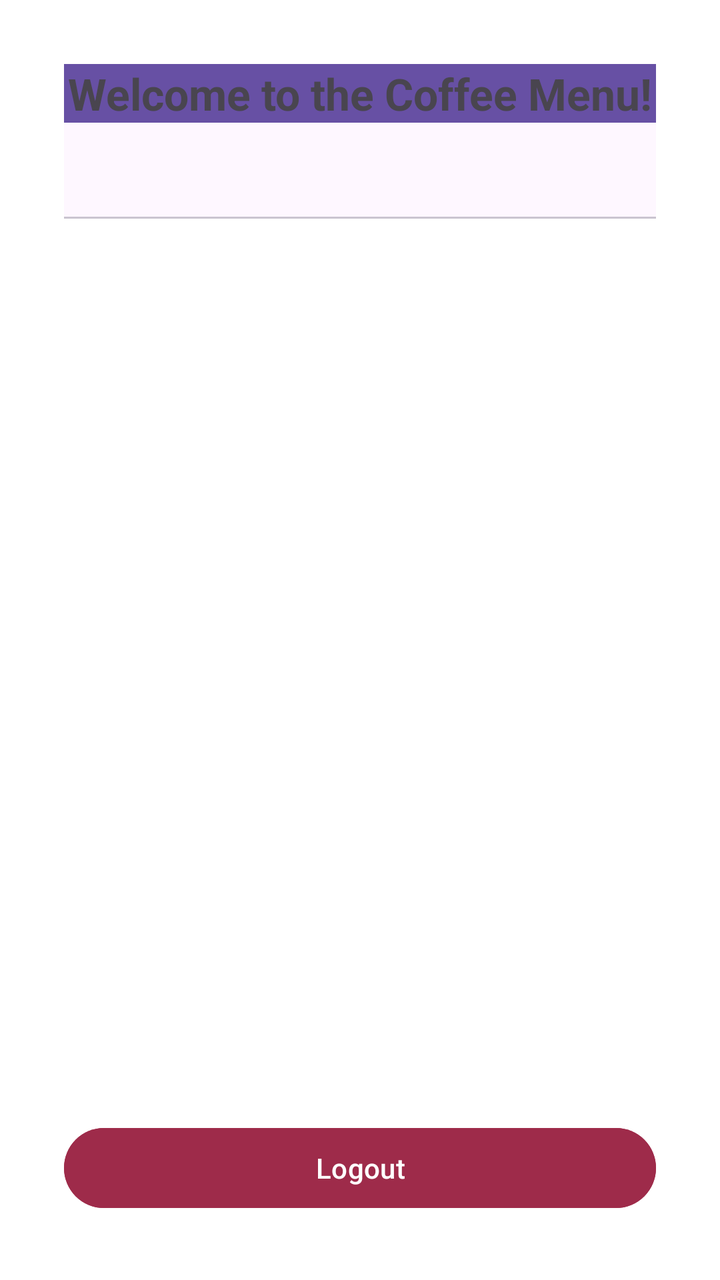
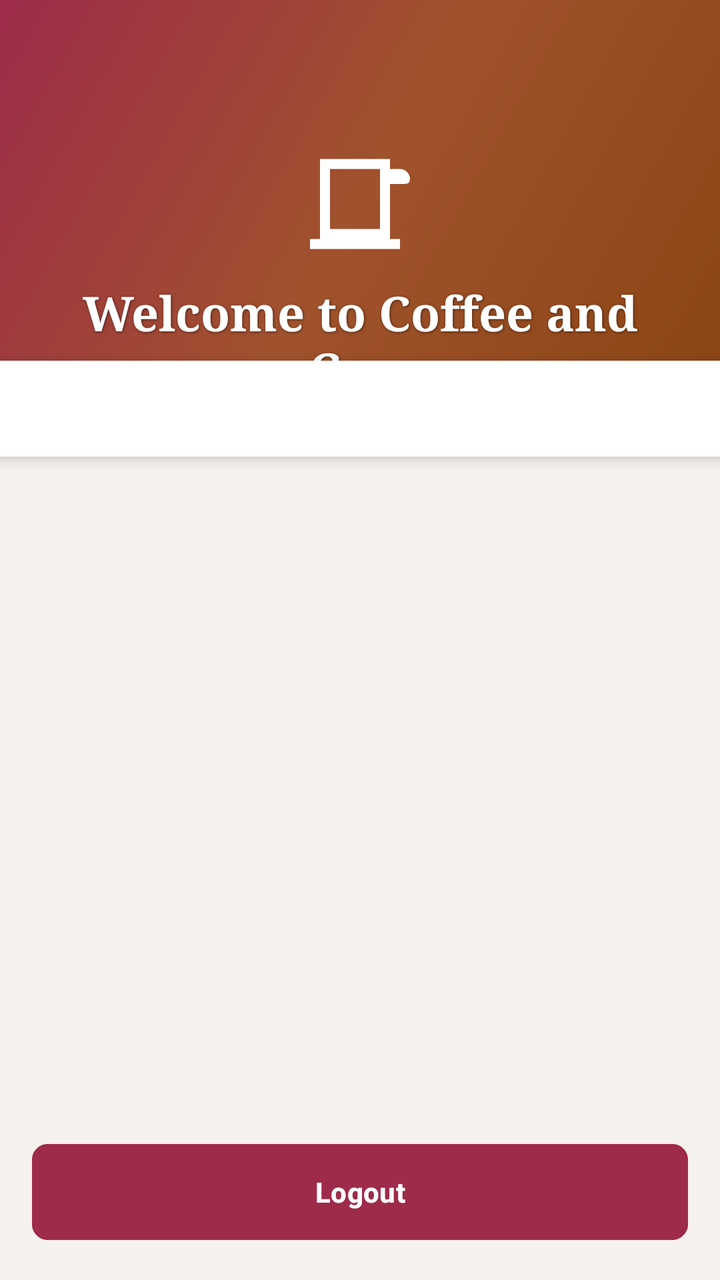

Compare the two renders of this Android layout. The source of the first and the diff that turns it into the second are given below.
<!-- AndroidManifest.xml: application theme Theme.CafeShopAssignment -->
<!-- res/layout/activity_menu.xml -->
<?xml version="1.0" encoding="utf-8"?>
<androidx.constraintlayout.widget.ConstraintLayout
    xmlns:android="http://schemas.android.com/apk/res/android"
    xmlns:app="http://schemas.android.com/apk/res-auto"
    android:id="@+id/menuLayout"
    android:layout_width="match_parent"
    android:layout_height="match_parent"
    android:padding="32dp"
    android:background="#FFFFFF">

    <androidx.appcompat.widget.Toolbar
        android:id="@+id/toolbar"
        android:layout_width="0dp"
        android:layout_height="?attr/actionBarSize"
        android:background="?attr/colorPrimary"
        app:title=""
        app:titleTextColor="@android:color/white"
        app:layout_constraintTop_toTopOf="parent"
        app:layout_constraintStart_toStartOf="parent"
        app:layout_constraintEnd_toEndOf="parent"/>

    <TextView
        android:id="@+id/welcomeText"
        android:layout_width="0dp"
        android:layout_height="wrap_content"
        android:text="Welcome to the Coffee Menu!"
        android:textSize="22sp"
        android:textStyle="bold"
        android:gravity="center"
        app:layout_constraintTop_toTopOf="parent"
        app:layout_constraintStart_toStartOf="parent"
        app:layout_constraintEnd_toEndOf="parent"
        android:layout_marginBottom="16dp"/>

    <com.google.android.material.tabs.TabLayout
        android:id="@+id/categoryTabs"
        android:layout_width="0dp"
        android:layout_height="wrap_content"
        app:tabIndicatorColor="@android:color/black"
        app:tabSelectedTextColor="@android:color/black"
        app:tabTextColor="@android:color/darker_gray"
        app:layout_constraintTop_toBottomOf="@id/welcomeText"
        app:layout_constraintStart_toStartOf="parent"
        app:layout_constraintEnd_toEndOf="parent"
        android:layout_marginBottom="12dp"/>

    <androidx.recyclerview.widget.RecyclerView
        android:id="@+id/menuRecyclerView"
        android:layout_width="0dp"
        android:layout_height="0dp"
        android:padding="8dp"
        app:layout_constraintTop_toBottomOf="@id/categoryTabs"
        app:layout_constraintBottom_toTopOf="@id/logoutButton"
        app:layout_constraintStart_toStartOf="parent"
        app:layout_constraintEnd_toEndOf="parent"/>

    <Button
        android:id="@+id/logoutButton"
        android:layout_width="0dp"
        android:layout_height="wrap_content"
        android:text="Logout"
        android:backgroundTint="#9E2B4A"
        android:textColor="#FFFFFF"
        app:layout_constraintBottom_toBottomOf="parent"
        app:layout_constraintStart_toStartOf="parent"
        app:layout_constraintEnd_toEndOf="parent"/>

</androidx.constraintlayout.widget.ConstraintLayout>
<!-- resources referenced by this layout -->
<resources>
  <style name="Theme.CafeShopAssignment" parent="Base.Theme.CafeShopAssignment" />
  <style name="Base.Theme.CafeShopAssignment" parent="Theme.Material3.DayNight.NoActionBar">
          
          
      </style>
</resources>

<!-- the commit's change to res/layout/activity_menu.xml (unified diff, before → after) -->
@@ -5,64 +5,107 @@
     android:id="@+id/menuLayout"
     android:layout_width="match_parent"
     android:layout_height="match_parent"
-    android:padding="32dp"
-    android:background="#FFFFFF">
+    android:background="#F5F1ED">
+
+
+    <View
+        android:id="@+id/headerBackground"
+        android:layout_width="0dp"
+        android:layout_height="200dp"
+        android:background="@drawable/coffee_header_gradient"
+        app:layout_constraintTop_toTopOf="parent"
+        app:layout_constraintStart_toStartOf="parent"
+        app:layout_constraintEnd_toEndOf="parent"/>
 
     <androidx.appcompat.widget.Toolbar
         android:id="@+id/toolbar"
         android:layout_width="0dp"
         android:layout_height="?attr/actionBarSize"
-        android:background="?attr/colorPrimary"
+        android:background="@android:color/transparent"
+        android:elevation="0dp"
         app:title=""
-        app:titleTextColor="@android:color/white"
+        app:titleTextColor="#FFFFFF"
         app:layout_constraintTop_toTopOf="parent"
         app:layout_constraintStart_toStartOf="parent"
         app:layout_constraintEnd_toEndOf="parent"/>
+
+
+    <ImageView
+        android:id="@+id/coffeeLogo"
+        android:layout_width="60dp"
+        android:layout_height="60dp"
+        android:src="@drawable/ic_coffee_cup"
+        android:contentDescription="Coffee Cup"
+        app:tint="#FFFFFF"
+        app:layout_constraintTop_toBottomOf="@id/toolbar"
+        app:layout_constraintStart_toStartOf="parent"
+        app:layout_constraintEnd_toEndOf="parent"
+        android:layout_marginTop="8dp"/>
 
     <TextView
         android:id="@+id/welcomeText"
         android:layout_width="0dp"
         android:layout_height="wrap_content"
-        android:text="Welcome to the Coffee Menu!"
-        android:textSize="22sp"
+        android:text="Welcome to Coffee and Co..."
+        android:textSize="24sp"
         android:textStyle="bold"
+        android:textColor="#FFFFFF"
         android:gravity="center"
-        app:layout_constraintTop_toTopOf="parent"
+        android:fontFamily="serif"
+        android:shadowColor="#80000000"
+        android:shadowDx="1"
+        android:shadowDy="1"
+        android:shadowRadius="3"
+        app:layout_constraintTop_toBottomOf="@id/coffeeLogo"
         app:layout_constraintStart_toStartOf="parent"
         app:layout_constraintEnd_toEndOf="parent"
-        android:layout_marginBottom="16dp"/>
+        android:layout_marginTop="8dp"
+        android:layout_marginStart="16dp"
+        android:layout_marginEnd="16dp"/>
 
     <com.google.android.material.tabs.TabLayout
         android:id="@+id/categoryTabs"
         android:layout_width="0dp"
         android:layout_height="wrap_content"
-        app:tabIndicatorColor="@android:color/black"
-        app:tabSelectedTextColor="@android:color/black"
-        app:tabTextColor="@android:color/darker_gray"
-        app:layout_constraintTop_toBottomOf="@id/welcomeText"
+        android:background="#FFFFFF"
+        android:elevation="4dp"
+        app:tabIndicatorColor="#8B4513"
+        app:tabIndicatorHeight="3dp"
+        app:tabSelectedTextColor="#8B4513"
+        app:tabTextColor="#6D4C41"
+        app:tabMode="scrollable"
+        app:tabTextAppearance="@style/TabTextStyle"
+        app:layout_constraintTop_toBottomOf="@id/headerBackground"
         app:layout_constraintStart_toStartOf="parent"
         app:layout_constraintEnd_toEndOf="parent"
-        android:layout_marginBottom="12dp"/>
+        android:layout_marginTop="-20dp"/>
 
     <androidx.recyclerview.widget.RecyclerView
         android:id="@+id/menuRecyclerView"
         android:layout_width="0dp"
         android:layout_height="0dp"
-        android:padding="8dp"
+        android:padding="16dp"
+        android:clipToPadding="false"
         app:layout_constraintTop_toBottomOf="@id/categoryTabs"
         app:layout_constraintBottom_toTopOf="@id/logoutButton"
         app:layout_constraintStart_toStartOf="parent"
-        app:layout_constraintEnd_toEndOf="parent"/>
+        app:layout_constraintEnd_toEndOf="parent"
+        android:layout_marginTop="8dp"/>
+
 
     <Button
         android:id="@+id/logoutButton"
         android:layout_width="0dp"
-        android:layout_height="wrap_content"
+        android:layout_height="56dp"
         android:text="Logout"
+        android:textColor="#FFFFFF"
+        android:textStyle="bold"
         android:backgroundTint="#9E2B4A"
-        android:textColor="#FFFFFF"
+        android:elevation="4dp"
+        app:cornerRadius="8dp"
         app:layout_constraintBottom_toBottomOf="parent"
         app:layout_constraintStart_toStartOf="parent"
-        app:layout_constraintEnd_toEndOf="parent"/>
+        app:layout_constraintEnd_toEndOf="parent"
+        android:layout_margin="16dp"/>
 
 </androidx.constraintlayout.widget.ConstraintLayout>
<!-- resource entries referenced after the edit -->
@@ -1,6 +1,34 @@
 <!-- resources referenced by this layout -->
 <resources>
+  <!-- drawable coffee_header_gradient (drawable) -->
+  <?xml version="1.0" encoding="utf-8"?>
+  <shape xmlns:android="http://schemas.android.com/apk/res/android">
+      <gradient
+          android:angle="135"
+          android:startColor="#8B4513"
+          android:centerColor="#A0522D"
+          android:endColor="#9E2B4A"
+          android:type="linear" />
+  </shape>
+  <!-- drawable ic_coffee_cup (drawable) -->
+  <?xml version="1.0" encoding="utf-8"?>
+  <vector xmlns:android="http://schemas.android.com/apk/res/android"
+      android:width="24dp"
+      android:height="24dp"
+      android:viewportWidth="24"
+      android:viewportHeight="24">
+      <path
+          android:fillColor="#8B4513"
+          android:pathData="M2,21h18v-2H2V21zM20,8h-2V5h2c1.1,0 2,0.9 2,2S21.1,8 20,8zM18,5V3H4v16h14V5zM16,17H6V5h10V17z"/>
+  </vector>
+  <style name="TabTextStyle" parent="TextAppearance.Design.Tab">
+          <item name="android:textSize">14sp</item>
+          <item name="android:textStyle">bold</item>
+          <item name="android:fontFamily">sans-serif-medium</item>
+          <item name="android:textColor">@color/dark_coffee</item>
+      </style>
   <style name="Theme.CafeShopAssignment" parent="Base.Theme.CafeShopAssignment" />
+  <color name="dark_coffee">#6D4C41</color>
   <style name="Base.Theme.CafeShopAssignment" parent="Theme.Material3.DayNight.NoActionBar">
           
           
